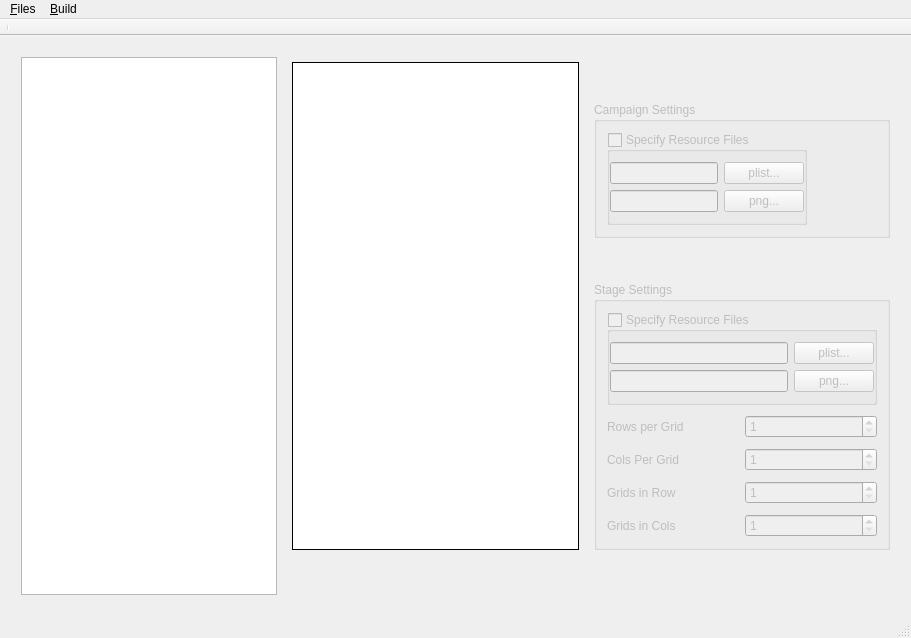
Old version of the form mainwindow.ui in the repository kerlw/kidsudoku_editor.
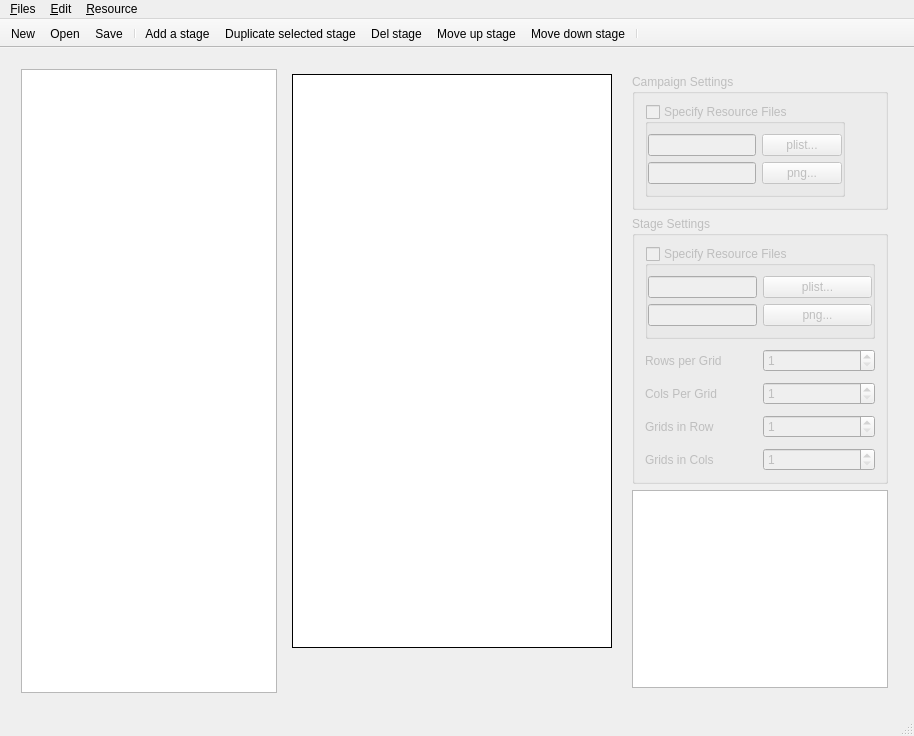
New version of the form. Icons and pictures are not drawn.

Commit message: Begin coding Save,SaveAs,Open function, remove folder 'widget'

The edit to the form file:
```diff
--- a/mainwindow.ui
+++ b/mainwindow.ui
@@ -6,8 +6,8 @@
    <rect>
     <x>0</x>
     <y>0</y>
-    <width>911</width>
-    <height>638</height>
+    <width>914</width>
+    <height>736</height>
    </rect>
   </property>
   <property name="windowTitle">
@@ -156,33 +156,20 @@
       <item>
        <layout class="QVBoxLayout" name="propertyFrame">
         <property name="spacing">
-         <number>0</number>
+         <number>6</number>
         </property>
         <property name="leftMargin">
-         <number>0</number>
+         <number>5</number>
         </property>
         <property name="topMargin">
-         <number>0</number>
+         <number>5</number>
         </property>
         <property name="rightMargin">
-         <number>0</number>
+         <number>5</number>
         </property>
         <property name="bottomMargin">
-         <number>0</number>
+         <number>5</number>
         </property>
-        <item>
-         <spacer name="verticalSpacer_4">
-          <property name="orientation">
-           <enum>Qt::Vertical</enum>
-          </property>
-          <property name="sizeHint" stdset="0">
-           <size>
-            <width>20</width>
-            <height>40</height>
-           </size>
-          </property>
-         </spacer>
-        </item>
         <item>
          <widget class="QGroupBox" name="m_grpCampaign">
           <property name="enabled">
@@ -219,9 +206,6 @@
               <bool>false</bool>
              </property>
              <layout class="QVBoxLayout" name="verticalLayout_2">
-              <property name="spacing">
-               <number>6</number>
-              </property>
               <property name="leftMargin">
                <number>0</number>
               </property>
@@ -241,6 +225,12 @@
                   <property name="enabled">
                    <bool>false</bool>
                   </property>
+                  <property name="sizePolicy">
+                   <sizepolicy hsizetype="Preferred" vsizetype="Fixed">
+                    <horstretch>0</horstretch>
+                    <verstretch>0</verstretch>
+                   </sizepolicy>
+                  </property>
                  </widget>
                 </item>
                 <item>
@@ -259,6 +249,12 @@
                   <property name="enabled">
                    <bool>false</bool>
                   </property>
+                  <property name="sizePolicy">
+                   <sizepolicy hsizetype="Preferred" vsizetype="Fixed">
+                    <horstretch>0</horstretch>
+                    <verstretch>0</verstretch>
+                   </sizepolicy>
+                  </property>
                  </widget>
                 </item>
                 <item>
@@ -276,19 +272,6 @@
           </layout>
          </widget>
         </item>
-        <item>
-         <spacer name="verticalSpacer_3">
-          <property name="orientation">
-           <enum>Qt::Vertical</enum>
-          </property>
-          <property name="sizeHint" stdset="0">
-           <size>
-            <width>20</width>
-            <height>40</height>
-           </size>
-          </property>
-         </spacer>
-        </item>
         <item>
          <widget class="QGroupBox" name="m_grpStage">
           <property name="enabled">
@@ -344,6 +327,12 @@
                   <property name="enabled">
                    <bool>false</bool>
                   </property>
+                  <property name="sizePolicy">
+                   <sizepolicy hsizetype="Preferred" vsizetype="Fixed">
+                    <horstretch>0</horstretch>
+                    <verstretch>0</verstretch>
+                   </sizepolicy>
+                  </property>
                  </widget>
                 </item>
                 <item>
@@ -362,6 +351,12 @@
                   <property name="enabled">
                    <bool>false</bool>
                   </property>
+                  <property name="sizePolicy">
+                   <sizepolicy hsizetype="Preferred" vsizetype="Fixed">
+                    <horstretch>0</horstretch>
+                    <verstretch>0</verstretch>
+                   </sizepolicy>
+                  </property>
                  </widget>
                 </item>
                 <item>
@@ -464,17 +459,20 @@
          </widget>
         </item>
         <item>
-         <spacer name="verticalSpacer_5">
-          <property name="orientation">
-           <enum>Qt::Vertical</enum>
+         <widget class="QListView" name="m_lvResources">
+          <property name="enabled">
+           <bool>true</bool>
           </property>
-          <property name="sizeHint" stdset="0">
-           <size>
-            <width>20</width>
-            <height>40</height>
-           </size>
+          <property name="sizePolicy">
+           <sizepolicy hsizetype="Preferred" vsizetype="Expanding">
+            <horstretch>0</horstretch>
+            <verstretch>0</verstretch>
+           </sizepolicy>
           </property>
-         </spacer>
+          <property name="editTriggers">
+           <set>QAbstractItemView::NoEditTriggers</set>
+          </property>
+         </widget>
         </item>
        </layout>
       </item>
@@ -487,7 +485,7 @@
     <rect>
      <x>0</x>
      <y>0</y>
-     <width>911</width>
+     <width>914</width>
      <height>28</height>
     </rect>
    </property>
@@ -505,11 +503,24 @@
    </widget>
    <widget class="QMenu" name="menu_Build">
     <property name="title">
-     <string>&amp;Build</string>
+     <string>&amp;Edit</string>
     </property>
+    <addaction name="action_Add_a_stage"/>
+    <addaction name="actionMove_up_stage"/>
+    <addaction name="actionMove_dow_n_stage"/>
+    <addaction name="actionDel_stage"/>
+    <addaction name="actionDuplicate_selected_stage"/>
+   </widget>
+   <widget class="QMenu" name="menu_Resource">
+    <property name="title">
+     <string>&amp;Resource</string>
+    </property>
+    <addaction name="actionAdd_resource"/>
+    <addaction name="actionDel_resource"/>
    </widget>
    <addaction name="menu_Files"/>
    <addaction name="menu_Build"/>
+   <addaction name="menu_Resource"/>
   </widget>
   <widget class="QToolBar" name="mainToolBar">
    <property name="movable">
@@ -521,6 +532,15 @@
    <attribute name="toolBarBreak">
     <bool>false</bool>
    </attribute>
+   <addaction name="action_New"/>
+   <addaction name="action_Open"/>
+   <addaction name="action_Save"/>
+   <addaction name="separator"/>
+   <addaction name="action_Add_a_stage"/>
+   <addaction name="actionDuplicate_selected_stage"/>
+   <addaction name="actionDel_stage"/>
+   <addaction name="actionMove_up_stage"/>
+   <addaction name="actionMove_dow_n_stage"/>
    <addaction name="separator"/>
   </widget>
   <widget class="QStatusBar" name="statusBar"/>
@@ -549,6 +569,45 @@
     <string>&amp;New</string>
    </property>
   </action>
+  <action name="action_Add_a_stage">
+   <property name="text">
+    <string>&amp;Add a stage</string>
+   </property>
+  </action>
+  <action name="actionMove_up_stage">
+   <property name="text">
+    <string>Move &amp;up stage</string>
+   </property>
+  </action>
+  <action name="actionMove_dow_n_stage">
+   <property name="text">
+    <string>Move dow&amp;n stage</string>
+   </property>
+  </action>
+  <action name="actionDel_stage">
+   <property name="text">
+    <string>Del stage</string>
+   </property>
+  </action>
+  <action name="actionAdd_resource">
+   <property name="text">
+    <string>Add resource</string>
+   </property>
+  </action>
+  <action name="actionDel_resource">
+   <property name="text">
+    <string>Del resource</string>
+   </property>
+  </action>
+  <action name="actionDuplicate_selected_stage">
+   <property name="icon">
+    <iconset>
+     <normaloff>../qt_project/application/images/copy.png</normaloff>../qt_project/application/images/copy.png</iconset>
+   </property>
+   <property name="text">
+    <string>Duplicate selected stage</string>
+   </property>
+  </action>
  </widget>
  <layoutdefault spacing="6" margin="11"/>
  <resources/>
```
Left out of the diff: 31 changed lines with no effect on the pictures. The commit also changes 20 other files.
